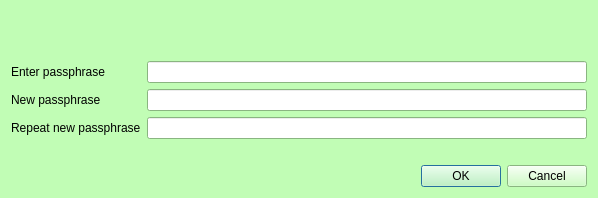
Above: src/qt/forms/askpassphrasedialog.ui from IParn/LimecoinX before the change. Below: the same form after it.
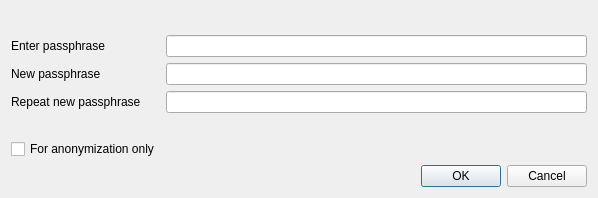
That is the form after the change.

```diff
--- a/src/qt/forms/askpassphrasedialog.ui
+++ b/src/qt/forms/askpassphrasedialog.ui
@@ -22,421 +22,6 @@
     <height>0</height>
    </size>
   </property>
-  <property name="palette">
-   <palette>
-    <active>
-     <colorrole role="WindowText">
-      <brush brushstyle="SolidPattern">
-       <color alpha="255">
-        <red>0</red>
-        <green>0</green>
-        <blue>0</blue>
-       </color>
-      </brush>
-     </colorrole>
-     <colorrole role="Button">
-      <brush brushstyle="SolidPattern">
-       <color alpha="255">
-        <red>193</red>
-        <green>253</green>
-        <blue>181</blue>
-       </color>
-      </brush>
-     </colorrole>
-     <colorrole role="Light">
-      <brush brushstyle="SolidPattern">
-       <color alpha="255">
-        <red>255</red>
-        <green>255</green>
-        <blue>255</blue>
-       </color>
-      </brush>
-     </colorrole>
-     <colorrole role="Midlight">
-      <brush brushstyle="SolidPattern">
-       <color alpha="255">
-        <red>224</red>
-        <green>254</green>
-        <blue>218</blue>
-       </color>
-      </brush>
-     </colorrole>
-     <colorrole role="Dark">
-      <brush brushstyle="SolidPattern">
-       <color alpha="255">
-        <red>96</red>
-        <green>126</green>
-        <blue>90</blue>
-       </color>
-      </brush>
-     </colorrole>
-     <colorrole role="Mid">
-      <brush brushstyle="SolidPattern">
-       <color alpha="255">
-        <red>129</red>
-        <green>169</green>
-        <blue>121</blue>
-       </color>
-      </brush>
-     </colorrole>
-     <colorrole role="Text">
-      <brush brushstyle="SolidPattern">
-       <color alpha="255">
-        <red>0</red>
-        <green>0</green>
-        <blue>0</blue>
-       </color>
-      </brush>
-     </colorrole>
-     <colorrole role="BrightText">
-      <brush brushstyle="SolidPattern">
-       <color alpha="255">
-        <red>255</red>
-        <green>255</green>
-        <blue>255</blue>
-       </color>
-      </brush>
-     </colorrole>
-     <colorrole role="ButtonText">
-      <brush brushstyle="SolidPattern">
-       <color alpha="255">
-        <red>0</red>
-        <green>0</green>
-        <blue>0</blue>
-       </color>
-      </brush>
-     </colorrole>
-     <colorrole role="Base">
-      <brush brushstyle="SolidPattern">
-       <color alpha="255">
-        <red>255</red>
-        <green>255</green>
-        <blue>255</blue>
-       </color>
-      </brush>
-     </colorrole>
-     <colorrole role="Window">
-      <brush brushstyle="SolidPattern">
-       <color alpha="255">
-        <red>193</red>
-        <green>253</green>
-        <blue>181</blue>
-       </color>
-      </brush>
-     </colorrole>
-     <colorrole role="Shadow">
-      <brush brushstyle="SolidPattern">
-       <color alpha="255">
-        <red>0</red>
-        <green>0</green>
-        <blue>0</blue>
-       </color>
-      </brush>
-     </colorrole>
-     <colorrole role="AlternateBase">
-      <brush brushstyle="SolidPattern">
-       <color alpha="255">
-        <red>224</red>
-        <green>254</green>
-        <blue>218</blue>
-       </color>
-      </brush>
-     </colorrole>
-     <colorrole role="ToolTipBase">
-      <brush brushstyle="SolidPattern">
-       <color alpha="255">
-        <red>255</red>
-        <green>255</green>
-        <blue>220</blue>
-       </color>
-      </brush>
-     </colorrole>
-     <colorrole role="ToolTipText">
-      <brush brushstyle="SolidPattern">
-       <color alpha="255">
-        <red>0</red>
-        <green>0</green>
-        <blue>0</blue>
-       </color>
-      </brush>
-     </colorrole>
-    </active>
-    <inactive>
-     <colorrole role="WindowText">
-      <brush brushstyle="SolidPattern">
-       <color alpha="255">
-        <red>0</red>
-        <green>0</green>
-        <blue>0</blue>
-       </color>
-      </brush>
-     </colorrole>
-     <colorrole role="Button">
-      <brush brushstyle="SolidPattern">
-       <color alpha="255">
-        <red>193</red>
-        <green>253</green>
-        <blue>181</blue>
-       </color>
-      </brush>
-     </colorrole>
-     <colorrole role="Light">
-      <brush brushstyle="SolidPattern">
-       <color alpha="255">
-        <red>255</red>
-        <green>255</green>
-        <blue>255</blue>
-       </color>
-      </brush>
-     </colorrole>
-     <colorrole role="Midlight">
-      <brush brushstyle="SolidPattern">
-       <color alpha="255">
-        <red>224</red>
-        <green>254</green>
-        <blue>218</blue>
-       </color>
-      </brush>
-     </colorrole>
-     <colorrole role="Dark">
-      <brush brushstyle="SolidPattern">
-       <color alpha="255">
-        <red>96</red>
-        <green>126</green>
-        <blue>90</blue>
-       </color>
-      </brush>
-     </colorrole>
-     <colorrole role="Mid">
-      <brush brushstyle="SolidPattern">
-       <color alpha="255">
-        <red>129</red>
-        <green>169</green>
-        <blue>121</blue>
-       </color>
-      </brush>
-     </colorrole>
-     <colorrole role="Text">
-      <brush brushstyle="SolidPattern">
-       <color alpha="255">
-        <red>0</red>
-        <green>0</green>
-        <blue>0</blue>
-       </color>
-      </brush>
-     </colorrole>
-     <colorrole role="BrightText">
-      <brush brushstyle="SolidPattern">
-       <color alpha="255">
-        <red>255</red>
-        <green>255</green>
-        <blue>255</blue>
-       </color>
-      </brush>
-     </colorrole>
-     <colorrole role="ButtonText">
-      <brush brushstyle="SolidPattern">
-       <color alpha="255">
-        <red>0</red>
-        <green>0</green>
-        <blue>0</blue>
-       </color>
-      </brush>
-     </colorrole>
-     <colorrole role="Base">
-      <brush brushstyle="SolidPattern">
-       <color alpha="255">
-        <red>255</red>
-        <green>255</green>
-        <blue>255</blue>
-       </color>
-      </brush>
-     </colorrole>
-     <colorrole role="Window">
-      <brush brushstyle="SolidPattern">
-       <color alpha="255">
-        <red>193</red>
-        <green>253</green>
-        <blue>181</blue>
-       </color>
-      </brush>
-     </colorrole>
-     <colorrole role="Shadow">
-      <brush brushstyle="SolidPattern">
-       <color alpha="255">
-        <red>0</red>
-        <green>0</green>
-        <blue>0</blue>
-       </color>
-      </brush>
-     </colorrole>
-     <colorrole role="AlternateBase">
-      <brush brushstyle="SolidPattern">
-       <color alpha="255">
-        <red>224</red>
-        <green>254</green>
-        <blue>218</blue>
-       </color>
-      </brush>
-     </colorrole>
-     <colorrole role="ToolTipBase">
-      <brush brushstyle="SolidPattern">
-       <color alpha="255">
-        <red>255</red>
-        <green>255</green>
-        <blue>220</blue>
-       </color>
-      </brush>
-     </colorrole>
-     <colorrole role="ToolTipText">
-      <brush brushstyle="SolidPattern">
-       <color alpha="255">
-        <red>0</red>
-        <green>0</green>
-        <blue>0</blue>
-       </color>
-      </brush>
-     </colorrole>
-    </inactive>
-    <disabled>
-     <colorrole role="WindowText">
-      <brush brushstyle="SolidPattern">
-       <color alpha="255">
-        <red>96</red>
-        <green>126</green>
-        <blue>90</blue>
-       </color>
-      </brush>
-     </colorrole>
-     <colorrole role="Button">
-      <brush brushstyle="SolidPattern">
-       <color alpha="255">
-        <red>193</red>
-        <green>253</green>
-        <blue>181</blue>
-       </color>
-      </brush>
-     </colorrole>
-     <colorrole role="Light">
-      <brush brushstyle="SolidPattern">
-       <color alpha="255">
-        <red>255</red>
-        <green>255</green>
-        <blue>255</blue>
-       </color>
-      </brush>
-     </colorrole>
-     <colorrole role="Midlight">
-      <brush brushstyle="SolidPattern">
-       <color alpha="255">
-        <red>224</red>
-        <green>254</green>
-        <blue>218</blue>
-       </color>
-      </brush>
-     </colorrole>
-     <colorrole role="Dark">
-      <brush brushstyle="SolidPattern">
-       <color alpha="255">
-        <red>96</red>
-        <green>126</green>
-        <blue>90</blue>
-       </color>
-      </brush>
-     </colorrole>
-     <colorrole role="Mid">
-      <brush brushstyle="SolidPattern">
-       <color alpha="255">
-        <red>129</red>
-        <green>169</green>
-        <blue>121</blue>
-       </color>
-      </brush>
-     </colorrole>
-     <colorrole role="Text">
-      <brush brushstyle="SolidPattern">
-       <color alpha="255">
-        <red>96</red>
-        <green>126</green>
-        <blue>90</blue>
-       </color>
-      </brush>
-     </colorrole>
-     <colorrole role="BrightText">
-      <brush brushstyle="SolidPattern">
-       <color alpha="255">
-        <red>255</red>
-        <green>255</green>
-        <blue>255</blue>
-       </color>
-      </brush>
-     </colorrole>
-     <colorrole role="ButtonText">
-      <brush brushstyle="SolidPattern">
-       <color alpha="255">
-        <red>96</red>
-        <green>126</green>
-        <blue>90</blue>
-       </color>
-      </brush>
-     </colorrole>
-     <colorrole role="Base">
-      <brush brushstyle="SolidPattern">
-       <color alpha="255">
-        <red>193</red>
-        <green>253</green>
-        <blue>181</blue>
-       </color>
-      </brush>
-     </colorrole>
-     <colorrole role="Window">
-      <brush brushstyle="SolidPattern">
-       <color alpha="255">
-        <red>193</red>
-        <green>253</green>
-        <blue>181</blue>
-       </color>
-      </brush>
-     </colorrole>
-     <colorrole role="Shadow">
-      <brush brushstyle="SolidPattern">
-       <color alpha="255">
-        <red>0</red>
-        <green>0</green>
-        <blue>0</blue>
-       </color>
-      </brush>
-     </colorrole>
-     <colorrole role="AlternateBase">
-      <brush brushstyle="SolidPattern">
-       <color alpha="255">
-        <red>193</red>
-        <green>253</green>
-        <blue>181</blue>
-       </color>
-      </brush>
-     </colorrole>
-     <colorrole role="ToolTipBase">
-      <brush brushstyle="SolidPattern">
-       <color alpha="255">
-        <red>255</red>
-        <green>255</green>
-        <blue>220</blue>
-       </color>
-      </brush>
-     </colorrole>
-     <colorrole role="ToolTipText">
-      <brush brushstyle="SolidPattern">
-       <color alpha="255">
-        <red>0</red>
-        <green>0</green>
-        <blue>0</blue>
-       </color>
-      </brush>
-     </colorrole>
-    </disabled>
-   </palette>
-  </property>
   <property name="windowTitle">
    <string>Passphrase Dialog</string>
   </property>
@@ -514,6 +99,22 @@
        </property>
       </widget>
      </item>
+     <item row="4" column="0">
+      <widget class="QCheckBox" name="anonymizationCheckBox">
+       <property name="enabled">
+        <bool>true</bool>
+       </property>
+       <property name="toolTip">
+        <string>Serves to disable the trivial sendmoney when OS account compromised. Provides no real security.</string>
+       </property>
+       <property name="text">
+        <string>For anonymization only</string>
+       </property>
+       <property name="visible">
+        <bool>false</bool>
+       </property>
+      </widget>
+     </item>
     </layout>
    </item>
    <item>
```
Left out of the diff: 16 changed lines with no effect on the pictures.
